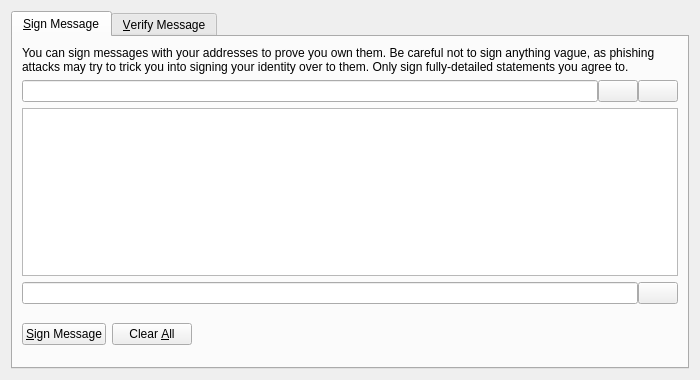
Old version of the form src/qt/forms/signverifymessagedialog.ui in the repository INTICOIN/INTICOIN.
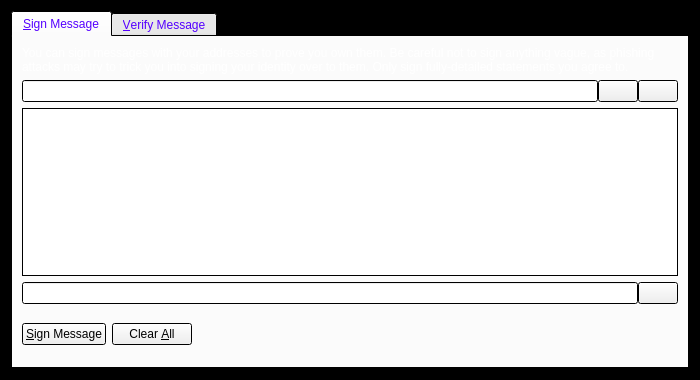
New version of the form. The open tabs and pages were chosen to show the change. Icons and pictures are not drawn. Custom widgets are drawn as their Qt base class.

Diff of the .ui file:
```diff
--- a/src/qt/forms/signverifymessagedialog.ui
+++ b/src/qt/forms/signverifymessagedialog.ui
@@ -10,6 +10,70 @@
     <height>380</height>
    </rect>
   </property>
+  <property name="palette">
+   <palette>
+    <active>
+     <colorrole role="Base">
+      <brush brushstyle="SolidPattern">
+       <color alpha="255">
+        <red>255</red>
+        <green>255</green>
+        <blue>255</blue>
+       </color>
+      </brush>
+     </colorrole>
+     <colorrole role="Window">
+      <brush brushstyle="SolidPattern">
+       <color alpha="255">
+        <red>0</red>
+        <green>0</green>
+        <blue>0</blue>
+       </color>
+      </brush>
+     </colorrole>
+    </active>
+    <inactive>
+     <colorrole role="Base">
+      <brush brushstyle="SolidPattern">
+       <color alpha="255">
+        <red>255</red>
+        <green>255</green>
+        <blue>255</blue>
+       </color>
+      </brush>
+     </colorrole>
+     <colorrole role="Window">
+      <brush brushstyle="SolidPattern">
+       <color alpha="255">
+        <red>0</red>
+        <green>0</green>
+        <blue>0</blue>
+       </color>
+      </brush>
+     </colorrole>
+    </inactive>
+    <disabled>
+     <colorrole role="Base">
+      <brush brushstyle="SolidPattern">
+       <color alpha="255">
+        <red>0</red>
+        <green>0</green>
+        <blue>0</blue>
+       </color>
+      </brush>
+     </colorrole>
+     <colorrole role="Window">
+      <brush brushstyle="SolidPattern">
+       <color alpha="255">
+        <red>0</red>
+        <green>0</green>
+        <blue>0</blue>
+       </color>
+      </brush>
+     </colorrole>
+    </disabled>
+   </palette>
+  </property>
   <property name="windowTitle">
    <string>Signatures - Sign / Verify a Message</string>
   </property>
@@ -19,6 +83,70 @@
   <layout class="QVBoxLayout" name="verticalLayout">
    <item>
     <widget class="QTabWidget" name="tabWidget">
+     <property name="palette">
+      <palette>
+       <active>
+        <colorrole role="WindowText">
+         <brush brushstyle="SolidPattern">
+          <color alpha="255">
+           <red>85</red>
+           <green>0</green>
+           <blue>255</blue>
+          </color>
+         </brush>
+        </colorrole>
+        <colorrole role="BrightText">
+         <brush brushstyle="SolidPattern">
+          <color alpha="255">
+           <red>85</red>
+           <green>0</green>
+           <blue>255</blue>
+          </color>
+         </brush>
+        </colorrole>
+       </active>
+       <inactive>
+        <colorrole role="WindowText">
+         <brush brushstyle="SolidPattern">
+          <color alpha="255">
+           <red>85</red>
+           <green>0</green>
+           <blue>255</blue>
+          </color>
+         </brush>
+        </colorrole>
+        <colorrole role="BrightText">
+         <brush brushstyle="SolidPattern">
+          <color alpha="255">
+           <red>85</red>
+           <green>0</green>
+           <blue>255</blue>
+          </color>
+         </brush>
+        </colorrole>
+       </inactive>
+       <disabled>
+        <colorrole role="WindowText">
+         <brush brushstyle="SolidPattern">
+          <color alpha="255">
+           <red>120</red>
+           <green>120</green>
+           <blue>120</blue>
+          </color>
+         </brush>
+        </colorrole>
+        <colorrole role="BrightText">
+         <brush brushstyle="SolidPattern">
+          <color alpha="255">
+           <red>85</red>
+           <green>0</green>
+           <blue>255</blue>
+          </color>
+         </brush>
+        </colorrole>
+       </disabled>
+      </palette>
+     </property>
      <property name="currentIndex">
       <number>1</number>
      </property>
@@ -29,6 +157,43 @@
       <layout class="QVBoxLayout" name="verticalLayout_SM">
        <item>
         <widget class="QLabel" name="infoLabel_SM">
+         <property name="palette">
+          <palette>
+           <active>
+            <colorrole role="WindowText">
+             <brush brushstyle="SolidPattern">
+              <color alpha="255">
+               <red>255</red>
+               <green>255</green>
+               <blue>255</blue>
+              </color>
+             </brush>
+            </colorrole>
+           </active>
+           <inactive>
+            <colorrole role="WindowText">
+             <brush brushstyle="SolidPattern">
+              <color alpha="255">
+               <red>255</red>
+               <green>255</green>
+               <blue>255</blue>
+              </color>
+             </brush>
+            </colorrole>
+           </inactive>
+           <disabled>
+            <colorrole role="WindowText">
+             <brush brushstyle="SolidPattern">
+              <color alpha="255">
+               <red>120</red>
+               <green>120</green>
+               <blue>120</blue>
+              </color>
+             </brush>
+            </colorrole>
+           </disabled>
+          </palette>
+         </property>
          <property name="text">
           <string>You can sign messages with your addresses to prove you own them. Be careful not to sign anything vague, as phishing attacks may try to trick you into signing your identity over to them. Only sign fully-detailed statements you agree to.</string>
          </property>
```
Left out of the diff: 39 changed lines with no effect on the pictures.
